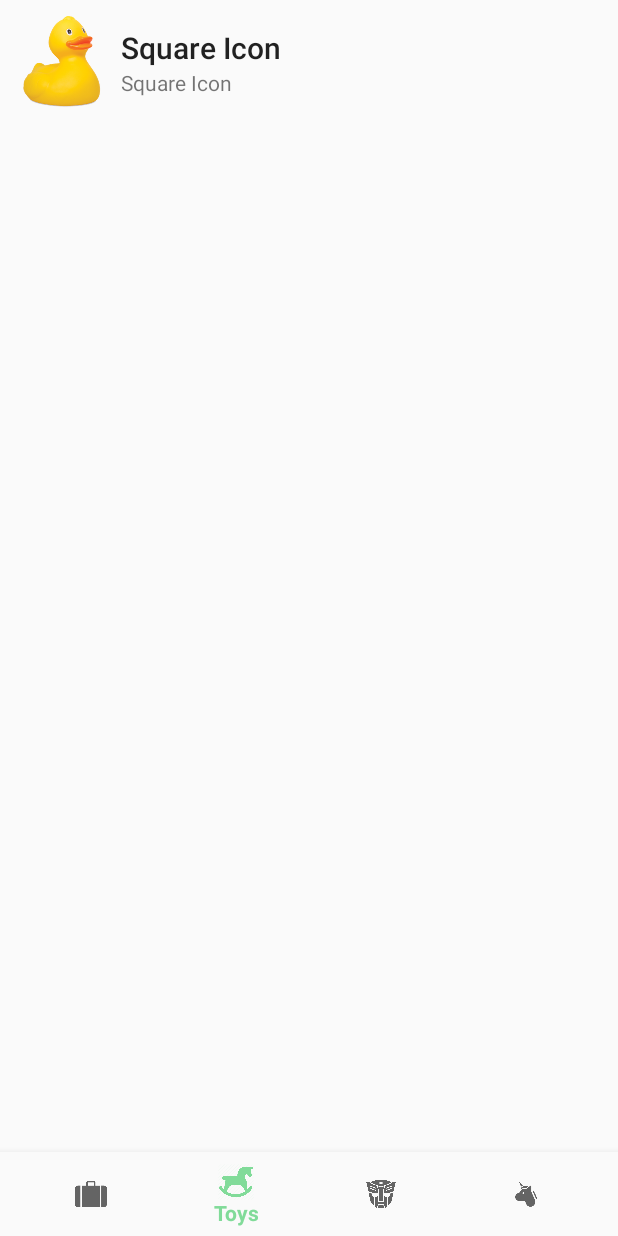
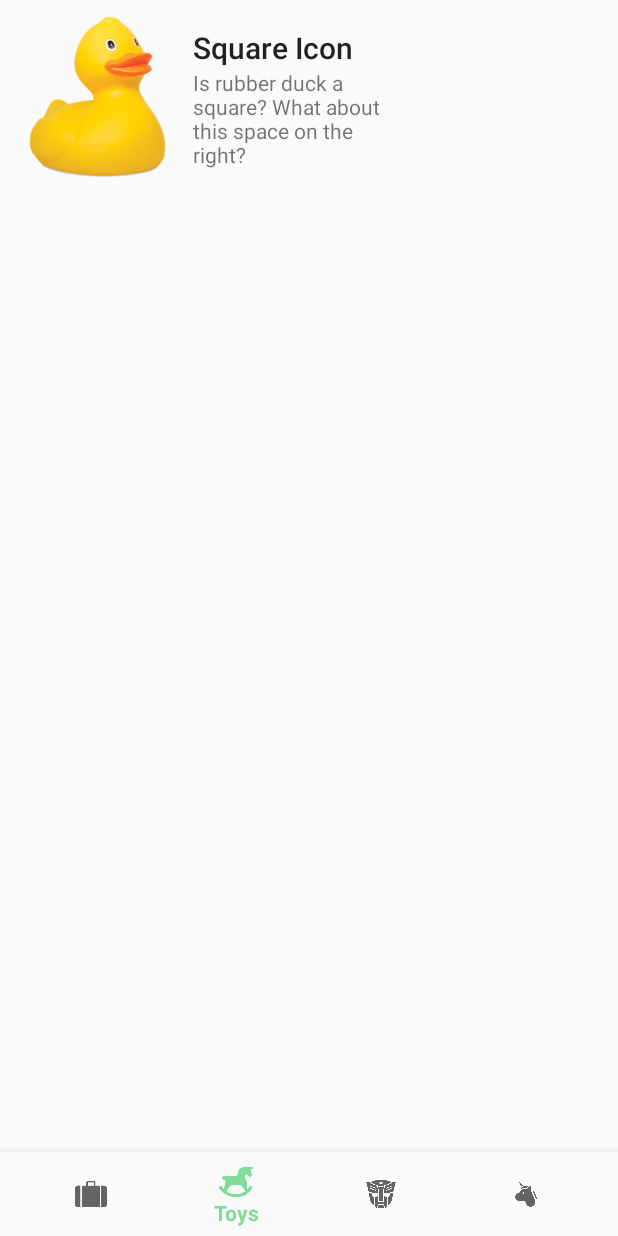
Before and after one commit to sensedetector/WdiApplication, an Android app: the fragment TransformerFragment placed in its activity, item 2 of the bottom bar chosen, on a phone screen of 412 x 824 dp. Run offline under Robolectric (Android 15) with nearby library versions, the phone set to English and light mode, and no system bars.

Commit message:
Some fixes to measure in ItemLayout. Also fixes to subtitle, colors etc.

```diff
--- a/app/src/main/java/sensedetector/wdi/application/fragments/RubberDuckFragment.kt
+++ b/app/src/main/java/sensedetector/wdi/application/fragments/RubberDuckFragment.kt
@@ -23,6 +23,6 @@ class RubberDuckFragment: Fragment() {
 
         itemSquareView.setIcon(resources.getDrawable(R.drawable.rubberduck, null))
         itemSquareView.setTitle(resources.getString(R.string.rubber_duck_title))
-        itemSquareView.setSubtitle(resources.getString(R.string.rubber_duck_title))
+        itemSquareView.setSubtitle(resources.getString(R.string.rubber_duck_subtitle))
     }
 }
--- a/app/src/main/java/sensedetector/wdi/application/views/ItemLayout.kt
+++ b/app/src/main/java/sensedetector/wdi/application/views/ItemLayout.kt
@@ -61,45 +61,41 @@ class ItemLayout @JvmOverloads constructor(
     }
 
     override fun onMeasure(widthMeasureSpec: Int, heightMeasureSpec: Int) {
+        // Measure description view first time to get height. Do it as long as height is stable.
+        var heightMeasured: Int
+        var lp = descriptionView.layoutParams as ViewGroup.MarginLayoutParams
+        val descriptionTopDownMargin = lp.topMargin + lp.bottomMargin
+        do {
+            heightMeasured = descriptionView.measuredHeight + descriptionTopDownMargin
+            measureChildWithMargins(descriptionView,
+                widthMeasureSpec, heightMeasured,
+                heightMeasureSpec, 0)
+        } while (heightMeasured != descriptionView.measuredHeight + descriptionTopDownMargin)
 
-        // Measure description view first time to get height.
-        var heightMeasured: Int
-        do {
-            val lp = descriptionView.layoutParams as ViewGroup.MarginLayoutParams
-            heightMeasured = descriptionView.measuredHeight + lp.topMargin + lp.bottomMargin
-            measureChildWithMargins(descriptionView, widthMeasureSpec, heightMeasured, heightMeasureSpec, 0)
-        } while (heightMeasured != descriptionView.measuredHeight + lp.topMargin + lp.bottomMargin)
-
-        var lp = squareView.layoutParams as ViewGroup.MarginLayoutParams
+        lp = squareView.layoutParams as ViewGroup.MarginLayoutParams
+        heightMeasured -= lp.topMargin + lp.bottomMargin
 
         // Measure square view
-        measureChildWithMargins(
+        measureChild(
             squareView,
-            // Pass width constraints and width already used.
-            MeasureSpec.makeMeasureSpec(heightMeasured - lp.leftMargin - lp.rightMargin, MeasureSpec.EXACTLY), 0,
-            // Pass height constraints and height already used.
-            MeasureSpec.makeMeasureSpec(heightMeasured - lp.topMargin - lp.bottomMargin, MeasureSpec.EXACTLY), 0
+            MeasureSpec.makeMeasureSpec(heightMeasured, MeasureSpec.EXACTLY),
+            MeasureSpec.makeMeasureSpec(heightMeasured, MeasureSpec.EXACTLY)
         )
 
-        // Calculate this view's measured width and height.
-
-        // Figure out how much total space the icon used.
+        // Figure out how much total space the square used.
         lp = squareView.layoutParams as ViewGroup.MarginLayoutParams
         val iconWidth = squareView.measuredWidth + lp.leftMargin + lp.rightMargin
         val iconHeight = squareView.measuredHeight + lp.topMargin + lp.bottomMargin
 
-        // Figure out how much total space the title used.
+        // Figure out how much total space the description used.
         lp = descriptionView.layoutParams as ViewGroup.MarginLayoutParams
         val titleWidth = descriptionView.measuredWidth + lp.leftMargin + lp.rightMargin
         val titleHeight = descriptionView.measuredHeight + lp.topMargin + lp.bottomMargin
 
-
         // The width taken by the children + padding.
-        val width = paddingTop + paddingBottom +
-                iconWidth + titleWidth
+        val width = paddingLeft + paddingRight + iconWidth + titleWidth
         // The height taken by the children + padding.
-        val height = paddingTop + paddingBottom +
-                Math.max(iconHeight, titleHeight)
+        val height = paddingTop + paddingBottom + Math.max(iconHeight, titleHeight)
 
         // Reconcile the measured dimensions with the this view's constraints and
         // set the final measured width and height.
--- a/app/src/main/res/layout/item_linear_view_layout.xml
+++ b/app/src/main/res/layout/item_linear_view_layout.xml
@@ -12,7 +12,7 @@
     <ImageView
         android:id="@+id/icon"
         android:layout_width="wrap_content"
-        android:layout_height="match_parent"
+        android:layout_height="wrap_content"
         tools:src="@drawable/backpack"/>
 
     <LinearLayout
--- a/app/src/main/res/values/attrs.xml
+++ b/app/src/main/res/values/attrs.xml
@@ -1,10 +1,8 @@
 <?xml version="1.0" encoding="utf-8"?>
 <resources>
-
     <declare-styleable name="WdiView">
         <attr name="fillColor" format="color" />
         <attr name="strokeColor" format="color" />
         <attr name="strokeThickness" format="float" />
     </declare-styleable>
-
 </resources>
--- a/app/src/main/res/values/colors.xml
+++ b/app/src/main/res/values/colors.xml
@@ -1,7 +1,7 @@
 <?xml version="1.0" encoding="utf-8"?>
 <resources>
     <color name="colorPrimary">#81db99</color>
-    <color name="colorPrimaryDark">#267C34</color>
-    <color name="colorAccent">#8185DB</color>
+    <color name="colorPrimaryDark">#073522</color>
+    <color name="colorAccent">#3800FF</color>
     <color name="colorBackground">#202020</color>
 </resources>
```
